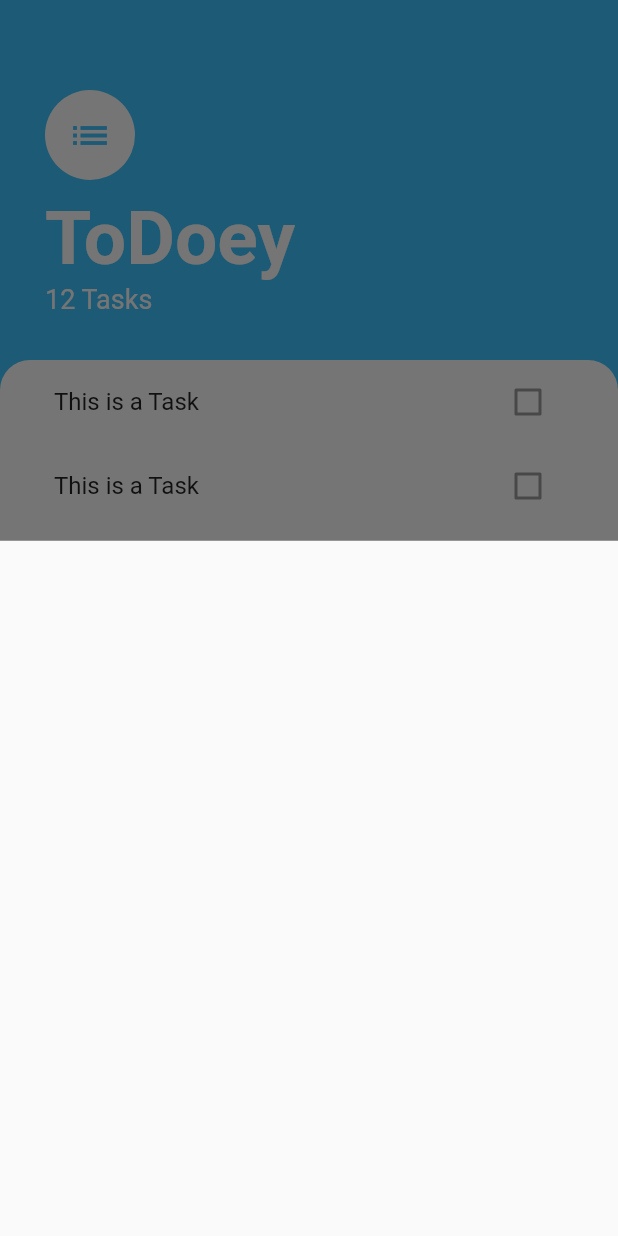
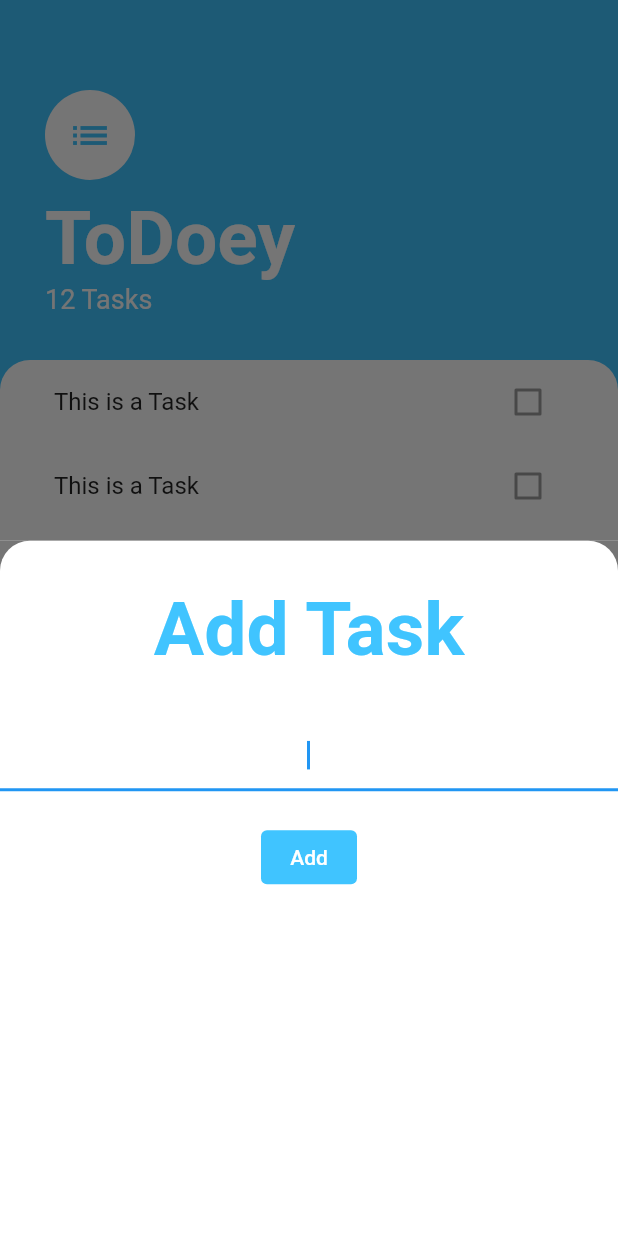
Before and after one commit to TharushaRuwantha/to_doey, a Flutter app: the screen it shows after launch, after a tap on the "add" icon, on a phone screen of 412 x 824 dp. Run offline on Flutter 3.47's test engine with Material 2 defaults, Android fonts, the phone set to English and light mode, and no system bars.

Commit message:
bottomscrenn updated

```diff
--- a/lib/screans/add_task_screen.dart
+++ b/lib/screans/add_task_screen.dart
@@ -0,0 +1,54 @@
+import 'package:flutter/material.dart';
+
+class AddTaskScreen extends StatelessWidget {
+  const AddTaskScreen({Key? key}) : super(key: key);
+
+  @override
+  Widget build(BuildContext context) {
+    return Container(
+      color: Color(0xff757575),
+      child: Container(
+        decoration: BoxDecoration(
+            color: Colors.white,
+            borderRadius: BorderRadius.only(
+                topLeft: Radius.circular(20.0),
+                topRight: Radius.circular(20.0))),
+        child: Column(
+          children: [
+            Padding(
+              padding: EdgeInsets.symmetric(vertical: 30.0),
+              child: Text(
+                'Add Task',
+                style: TextStyle(
+                  fontWeight: FontWeight.bold,
+                  color: Colors.lightBlueAccent,
+                  fontSize: 50.0,
+                ),
+              ),
+            ),
+            TextField(
+              autofocus: true,
+              textAlign: TextAlign.center,
+            ),
+            Padding(
+                padding: EdgeInsets.symmetric(vertical: 20.0),
+                child: TextButton(
+
+                  onPressed: () {},
+                  style:ButtonStyle(
+
+                    backgroundColor: MaterialStateProperty.all<Color>(Colors.lightBlueAccent)
+                  ) ,
+                  child: Text(
+                      'Add',
+                    style: TextStyle(
+                      color: Colors.white,
+                    ),
+                  ),
+                ))
+          ],
+        ),
+      ),
+    );
+  }
+}
--- a/lib/screans/task_screan.dart
+++ b/lib/screans/task_screan.dart
@@ -1,5 +1,6 @@
 import 'package:flutter/material.dart';
 import 'package:to_doey/Widgets/task_list.dart';
+import 'package:to_doey/screans/add_task_screen.dart';
 
 class TasksScrean extends StatelessWidget {
   const TasksScrean({Key? key}) : super(key: key);
@@ -64,7 +65,7 @@ class TasksScrean extends StatelessWidget {
       ),
       floatingActionButton: FloatingActionButton(
         onPressed: () {
-          showModalBottomSheet(context: context, builder: (BuildContext context) =>Container());
+          showModalBottomSheet(context: context, builder: (BuildContext context) =>AddTaskScreen());
         },
         backgroundColor: Colors.lightBlueAccent,
         child: Icon(
```
